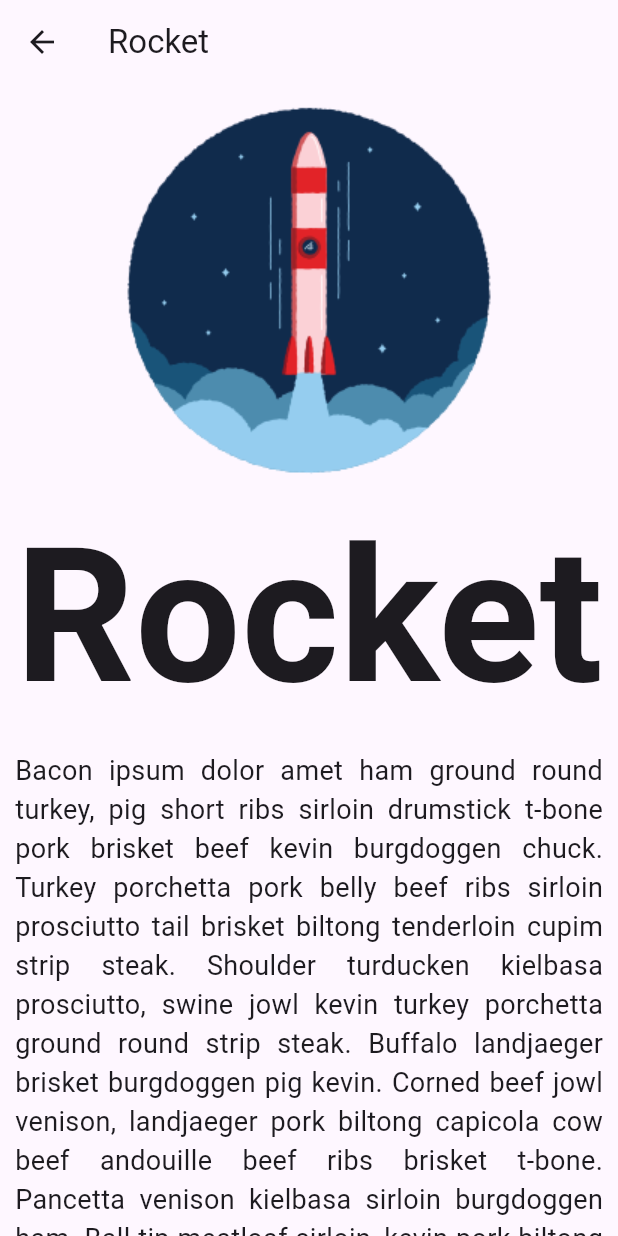
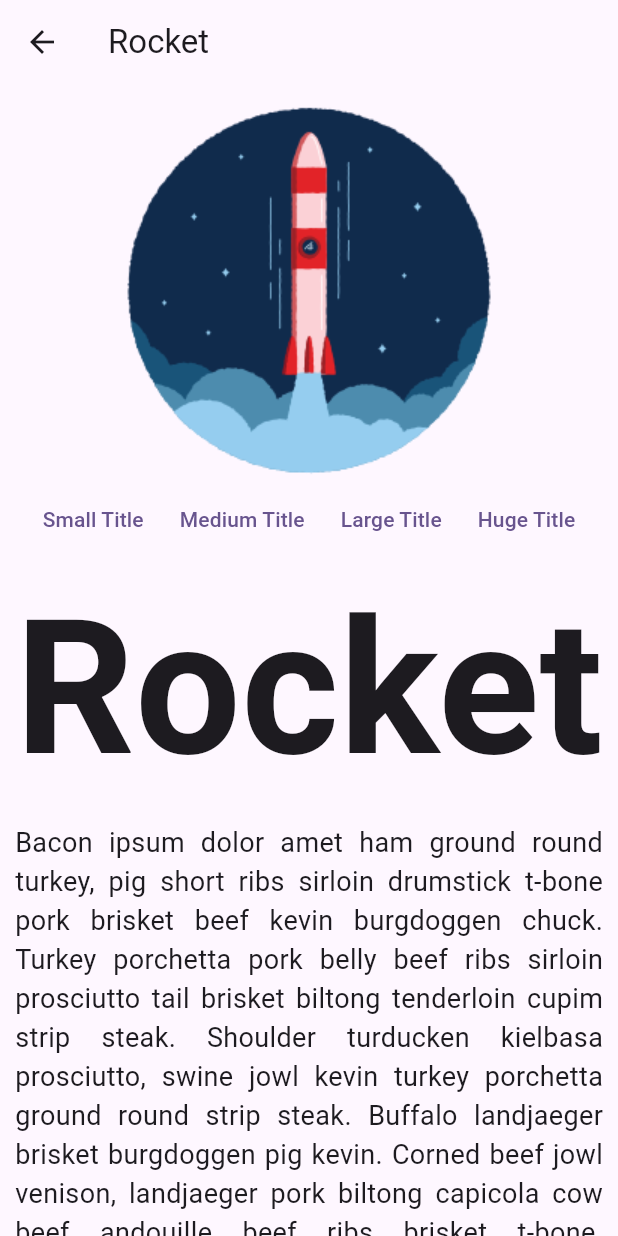
Before and after one commit to markprubin/flutter_app, a Flutter app: the screen it shows after launch, after a tap on "Rocket", on a phone screen of 412 x 824 dp. Run offline on Flutter 3.47's test engine with Material 2 defaults, Android fonts, the phone set to English and light mode, and no system bars.

Commit message:
adds buttons

```diff
--- a/lib/pages/description_page.dart
+++ b/lib/pages/description_page.dart
@@ -18,6 +18,26 @@ class DescriptionPage extends StatelessWidget {
           child: Column(
             children: [
               Image.asset(box.imagePath),
+              Wrap(
+                children: [
+                  TextButton(
+                    onPressed: () {},
+                    child: const Text("Small Title"),
+                  ),
+                  TextButton(
+                    onPressed: () {},
+                    child: const Text("Medium Title"),
+                  ),
+                  TextButton(
+                    onPressed: () {},
+                    child: const Text("Large Title"),
+                  ),
+                  TextButton(
+                    onPressed: () {},
+                    child: const Text("Huge Title"),
+                  ),
+                ],
+              ),
               FittedBox(
                 child: Text(
                   box.title,
```
